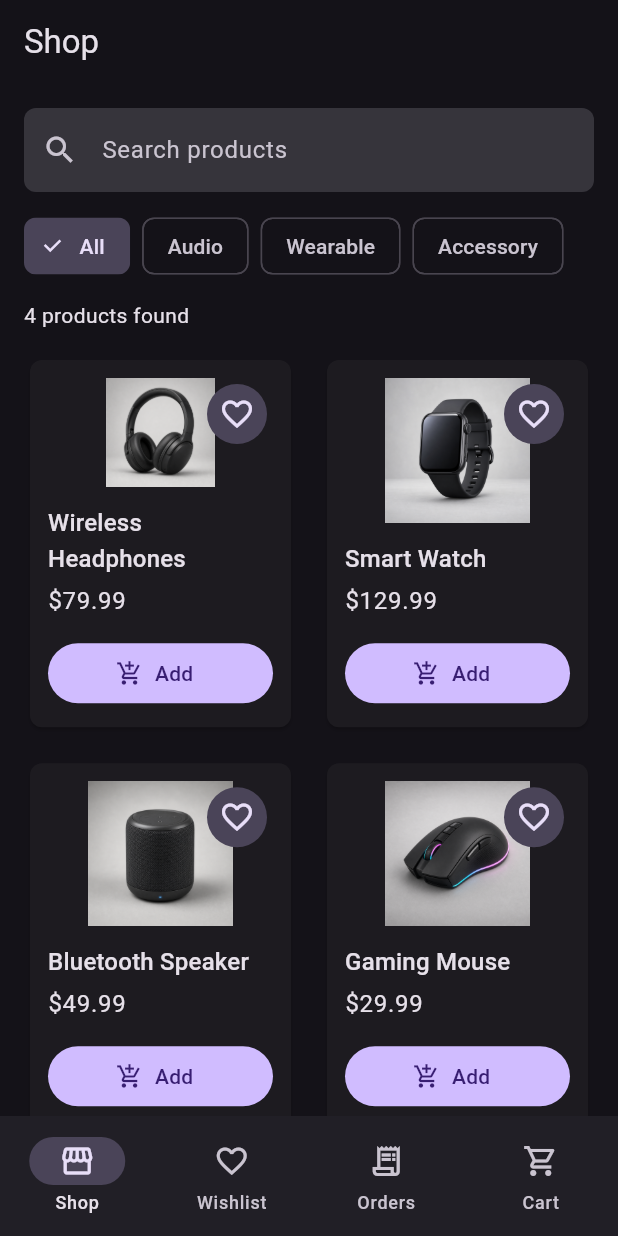
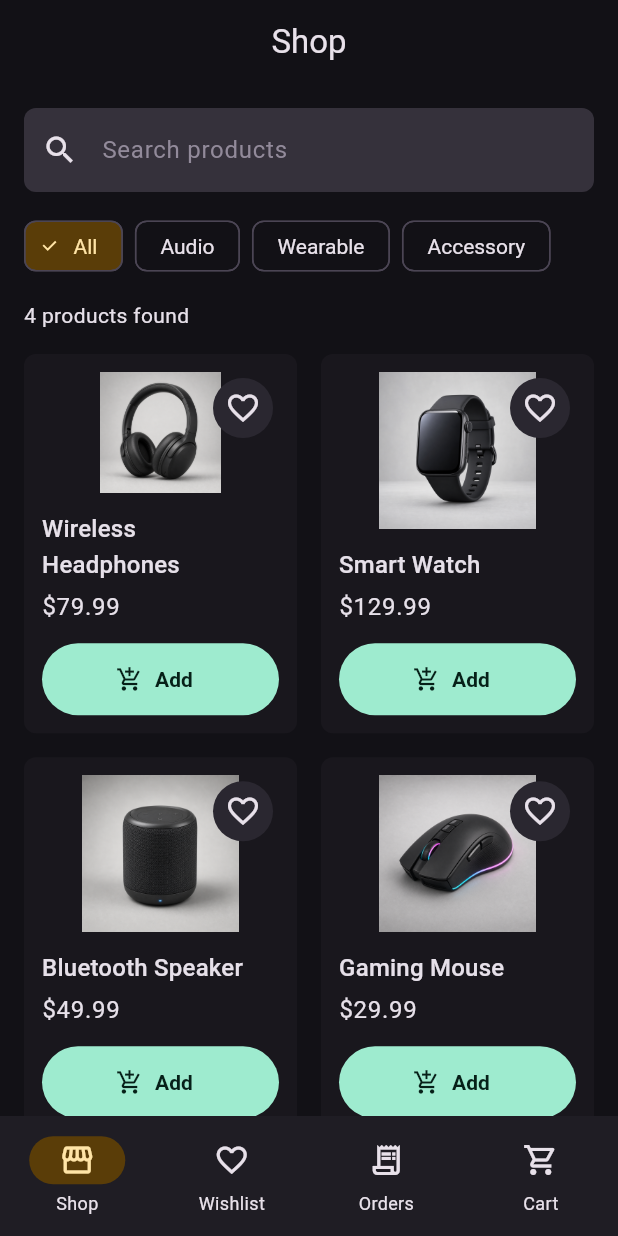
Before and after one commit to AmitAswal-lab/flutter-shopping-app, a Flutter app: the screen it shows after launch, on a phone screen of 412 x 824 dp. Run offline on Flutter 3.47's test engine with Material 3 defaults, Android fonts, the phone set to English and light mode, and no system bars.

Commit message:
Add app theme foundation

```diff
--- a/lib/main.dart
+++ b/lib/main.dart
@@ -6,6 +6,7 @@ import 'models/order_history.dart';
 import 'models/product_filter.dart';
 import 'models/wishlist.dart';
 import 'screens/main_shell_screen.dart';
+import 'theme/app_theme.dart';
 
 void main() {
   runApp(const ShoppingApp());
@@ -26,7 +27,7 @@ class ShoppingApp extends StatelessWidget {
       child: MaterialApp(
         debugShowCheckedModeBanner: false,
         title: 'Shopping App',
-        theme: ThemeData(useMaterial3: true, brightness: Brightness.dark),
+        theme: AppTheme.dark,
         home: const MainShellScreen(),
       ),
     );
--- a/lib/screens/cart_screen.dart
+++ b/lib/screens/cart_screen.dart
@@ -158,8 +158,8 @@ class _SummaryBar extends StatelessWidget {
   Widget build(BuildContext context) {
     return Container(
       padding: const EdgeInsets.all(16),
-      decoration: const BoxDecoration(
-        border: Border(top: BorderSide(color: Colors.white24)),
+      decoration: BoxDecoration(
+        border: Border(top: BorderSide(color: Theme.of(context).dividerColor)),
       ),
       child: Column(
         mainAxisSize: MainAxisSize.min,
--- a/lib/screens/checkout_screen.dart
+++ b/lib/screens/checkout_screen.dart
@@ -84,7 +84,6 @@ class _CheckoutScreenState extends State<CheckoutScreen> {
                           TextFormField(
                             controller: _nameController,
                             decoration: const InputDecoration(
-                              border: OutlineInputBorder(),
                               labelText: 'Full name',
                             ),
                             textInputAction: TextInputAction.next,
@@ -94,7 +93,6 @@ class _CheckoutScreenState extends State<CheckoutScreen> {
                           TextFormField(
                             controller: _addressController,
                             decoration: const InputDecoration(
-                              border: OutlineInputBorder(),
                               labelText: 'Delivery address',
                             ),
                             maxLines: 3,
--- a/lib/screens/order_history_screen.dart
+++ b/lib/screens/order_history_screen.dart
@@ -70,7 +70,6 @@ class _OrderHistoryCard extends StatelessWidget {
     final textTheme = Theme.of(context).textTheme;
 
     return Card(
-      shape: RoundedRectangleBorder(borderRadius: BorderRadius.circular(8)),
       child: ExpansionTile(
         leading: CircleAvatar(child: Text(order.totalCount.toString())),
         title: Text(
--- a/lib/screens/product_list_screen.dart
+++ b/lib/screens/product_list_screen.dart
@@ -149,8 +149,6 @@ class _ProductSearchFieldState extends State<_ProductSearchField> {
 
   @override
   Widget build(BuildContext context) {
-    final colorScheme = Theme.of(context).colorScheme;
-
     return TextField(
       controller: _controller,
       textInputAction: TextInputAction.search,
@@ -164,12 +162,6 @@ class _ProductSearchFieldState extends State<_ProductSearchField> {
                 icon: const Icon(Icons.close),
                 tooltip: 'Clear search',
               ),
-        filled: true,
-        fillColor: colorScheme.surfaceContainerHighest,
-        border: OutlineInputBorder(
-          borderRadius: BorderRadius.circular(8),
-          borderSide: BorderSide.none,
-        ),
       ),
     );
   }
--- /dev/null
+++ b/lib/theme/app_theme.dart
@@ -0,0 +1,135 @@
+import 'package:flutter/material.dart';
+
+class AppTheme {
+  static const _colorScheme = ColorScheme(
+    brightness: Brightness.dark,
+    primary: Color(0xFF9EEBCF),
+    onPrimary: Color(0xFF062018),
+    primaryContainer: Color(0xFF0C5C46),
+    onPrimaryContainer: Color(0xFFC9FBE8),
+    secondary: Color(0xFFF2C15B),
+    onSecondary: Color(0xFF2A1B00),
+    secondaryContainer: Color(0xFF5A3D08),
+    onSecondaryContainer: Color(0xFFFFE4A6),
+    tertiary: Color(0xFF7DD7E8),
+    onTertiary: Color(0xFF002026),
+    tertiaryContainer: Color(0xFF164D57),
+    onTertiaryContainer: Color(0xFFB8F1FF),
+    error: Color(0xFFFFB4AB),
+    onError: Color(0xFF690005),
+    surface: Color(0xFF121116),
+    onSurface: Color(0xFFE8E1EA),
+    surfaceContainerLowest: Color(0xFF0D0C10),
+    surfaceContainerLow: Color(0xFF19171D),
+    surfaceContainer: Color(0xFF1F1D24),
+    surfaceContainerHigh: Color(0xFF2A2730),
+    surfaceContainerHighest: Color(0xFF35313B),
+    outline: Color(0xFF928A9A),
+    outlineVariant: Color(0xFF4B4554),
+    shadow: Color(0xFF000000),
+    scrim: Color(0xFF000000),
+    inverseSurface: Color(0xFFE8E1EA),
+    onInverseSurface: Color(0xFF302D35),
+    inversePrimary: Color(0xFF006C50),
+  );
+
+  static ThemeData get dark {
+    final textTheme = ThemeData.dark(useMaterial3: true).textTheme;
+
+    return ThemeData(
+      useMaterial3: true,
+      colorScheme: _colorScheme,
+      scaffoldBackgroundColor: _colorScheme.surface,
+      textTheme: textTheme,
+      appBarTheme: AppBarTheme(
+        centerTitle: true,
+        elevation: 0,
+        backgroundColor: _colorScheme.surface,
+        foregroundColor: _colorScheme.onSurface,
+        surfaceTintColor: Colors.transparent,
+      ),
+      cardTheme: CardThemeData(
+        color: _colorScheme.surfaceContainerLow,
+        elevation: 0,
+        margin: EdgeInsets.zero,
+        shape: RoundedRectangleBorder(borderRadius: BorderRadius.circular(8)),
+      ),
+      filledButtonTheme: FilledButtonThemeData(
+        style: FilledButton.styleFrom(
+          backgroundColor: _colorScheme.primary,
+          foregroundColor: _colorScheme.onPrimary,
+          minimumSize: const Size.fromHeight(48),
+          shape: RoundedRectangleBorder(
+            borderRadius: BorderRadius.circular(28),
+          ),
+          textStyle: const TextStyle(fontWeight: FontWeight.w700),
+        ),
+      ),
+      outlinedButtonTheme: OutlinedButtonThemeData(
+        style: OutlinedButton.styleFrom(
+          foregroundColor: _colorScheme.primary,
+          side: BorderSide(color: _colorScheme.outlineVariant),
+          minimumSize: const Size.fromHeight(48),
+          shape: RoundedRectangleBorder(
+            borderRadius: BorderRadius.circular(28),
+          ),
+        ),
+      ),
+      inputDecorationTheme: InputDecorationTheme(
+        filled: true,
+        fillColor: _colorScheme.surfaceContainerHighest,
+        border: OutlineInputBorder(
+          borderRadius: BorderRadius.circular(8),
+          borderSide: BorderSide.none,
+        ),
+        enabledBorder: OutlineInputBorder(
+          borderRadius: BorderRadius.circular(8),
+          borderSide: BorderSide.none,
+        ),
+        focusedBorder: OutlineInputBorder(
+          borderRadius: BorderRadius.circular(8),
+          borderSide: BorderSide(color: _colorScheme.primary, width: 2),
+        ),
+        labelStyle: TextStyle(color: _colorScheme.outline),
+        hintStyle: TextStyle(color: _colorScheme.outline),
+      ),
+      chipTheme: ChipThemeData(
+        backgroundColor: Colors.transparent,
+        selectedColor: _colorScheme.secondaryContainer,
+        disabledColor: _colorScheme.surfaceContainerLow,
+        labelStyle: TextStyle(color: _colorScheme.onSurface),
+        secondaryLabelStyle: TextStyle(
+          color: _colorScheme.onSecondaryContainer,
+        ),
+        side: BorderSide(color: _colorScheme.outlineVariant),
+        shape: RoundedRectangleBorder(borderRadius: BorderRadius.circular(8)),
+        showCheckmark: true,
+        checkmarkColor: _colorScheme.onSecondaryContainer,
+      ),
+      navigationBarTheme: NavigationBarThemeData(
+        backgroundColor: _colorScheme.surfaceContainer,
+        indicatorColor: _colorScheme.secondaryContainer,
+        iconTheme: WidgetStateProperty.resolveWith((states) {
+          if (states.contains(WidgetState.selected)) {
+            return IconThemeData(color: _colorScheme.onSecondaryContainer);
+          }
+          return IconThemeData(color: _colorScheme.onSurface);
+        }),
+        labelTextStyle: WidgetStateProperty.all(
+          TextStyle(color: _colorScheme.onSurface, fontSize: 12),
+        ),
+        labelBehavior: NavigationDestinationLabelBehavior.alwaysShow,
+      ),
+      dividerTheme: DividerThemeData(
+        color: _colorScheme.outlineVariant,
+        thickness: 1,
+      ),
+      iconButtonTheme: IconButtonThemeData(
+        style: IconButton.styleFrom(
+          foregroundColor: _colorScheme.onSurface,
+          backgroundColor: Colors.transparent,
+        ),
+      ),
+    );
+  }
+}
--- a/lib/widgets/product_card.dart
+++ b/lib/widgets/product_card.dart
@@ -17,7 +17,6 @@ class ProductCard extends StatelessWidget {
   Widget build(BuildContext context) {
     return Card(
       clipBehavior: Clip.antiAlias,
-      shape: RoundedRectangleBorder(borderRadius: BorderRadius.circular(8)),
       child: InkWell(
         onTap: () {
           Navigator.of(context).push(
--- a/lib/widgets/wishlist_icon_button.dart
+++ b/lib/widgets/wishlist_icon_button.dart
@@ -20,6 +20,8 @@ class WishlistIconButton extends StatelessWidget {
       (wishlist) => wishlist.isFavorite(product.id),
     );
     final colorScheme = Theme.of(context).colorScheme;
+    const favoriteColor = Color(0xFFFF7A90);
+    const favoriteContainerColor = Color(0xFF4D1722);
 
     final icon = Icon(isFavorite ? Icons.favorite : Icons.favorite_border);
     final tooltip = isFavorite ? 'Remove from wishlist' : 'Add to wishlist';
@@ -31,7 +33,12 @@ class WishlistIconButton extends StatelessWidget {
       return IconButton.filledTonal(
         onPressed: onPressed,
         icon: icon,
-        color: isFavorite ? colorScheme.primary : null,
+        color: isFavorite ? favoriteColor : null,
+        style: IconButton.styleFrom(
+          backgroundColor: isFavorite
+              ? favoriteContainerColor
+              : colorScheme.surfaceContainerHigh,
+        ),
         tooltip: tooltip,
       );
     }
@@ -39,7 +46,7 @@ class WishlistIconButton extends StatelessWidget {
     return IconButton(
       onPressed: onPressed,
       icon: icon,
-      color: isFavorite ? colorScheme.primary : null,
+      color: isFavorite ? favoriteColor : null,
       tooltip: tooltip,
     );
   }
```
Also changed, not shown: 1 other file.
